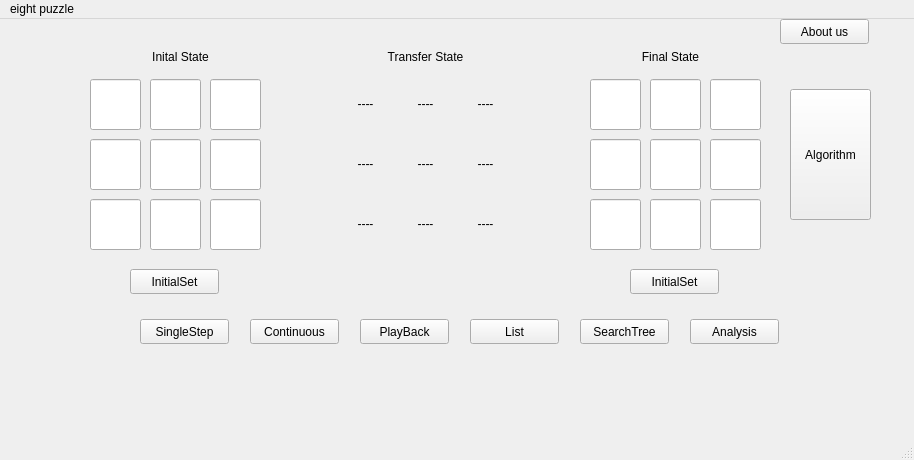
LeoDuhz/intro2ai_eight_puzzle, file eight_puzzle/mainwindow.ui: the form before one commit.
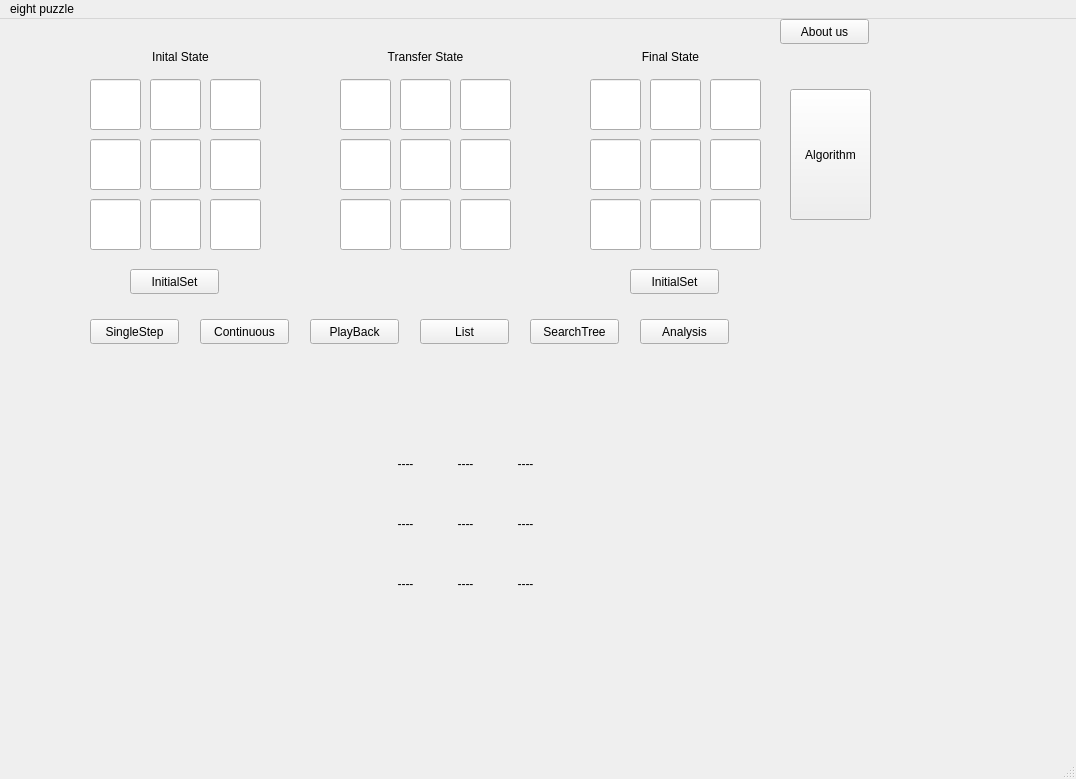
The form after the commit.

```diff
--- a/eight_puzzle/mainwindow.ui
+++ b/eight_puzzle/mainwindow.ui
@@ -6,8 +6,8 @@
    <rect>
     <x>0</x>
     <y>0</y>
-    <width>914</width>
-    <height>460</height>
+    <width>1076</width>
+    <height>779</height>
    </rect>
   </property>
   <property name="windowTitle">
@@ -344,8 +344,8 @@
    <widget class="QLabel" name="label_4">
     <property name="geometry">
      <rect>
-      <x>400</x>
-      <y>60</y>
+      <x>440</x>
+      <y>420</y>
       <width>51</width>
       <height>51</height>
      </rect>
@@ -357,8 +357,8 @@
    <widget class="QLabel" name="label_3">
     <property name="geometry">
      <rect>
-      <x>340</x>
-      <y>60</y>
+      <x>380</x>
+      <y>420</y>
       <width>51</width>
       <height>51</height>
      </rect>
@@ -370,8 +370,8 @@
    <widget class="QLabel" name="label_5">
     <property name="geometry">
      <rect>
-      <x>460</x>
-      <y>60</y>
+      <x>500</x>
+      <y>420</y>
       <width>51</width>
       <height>51</height>
      </rect>
@@ -383,8 +383,8 @@
    <widget class="QLabel" name="label_6">
     <property name="geometry">
      <rect>
-      <x>460</x>
-      <y>120</y>
+      <x>500</x>
+      <y>480</y>
       <width>51</width>
       <height>51</height>
      </rect>
@@ -396,8 +396,8 @@
    <widget class="QLabel" name="label_7">
     <property name="geometry">
      <rect>
-      <x>400</x>
-      <y>120</y>
+      <x>440</x>
+      <y>480</y>
       <width>51</width>
       <height>51</height>
      </rect>
@@ -409,8 +409,8 @@
    <widget class="QLabel" name="label_8">
     <property name="geometry">
      <rect>
-      <x>340</x>
-      <y>120</y>
+      <x>380</x>
+      <y>480</y>
       <width>51</width>
       <height>51</height>
      </rect>
@@ -422,8 +422,8 @@
    <widget class="QLabel" name="label_9">
     <property name="geometry">
      <rect>
-      <x>460</x>
-      <y>180</y>
+      <x>500</x>
+      <y>540</y>
       <width>51</width>
       <height>51</height>
      </rect>
@@ -435,8 +435,8 @@
    <widget class="QLabel" name="label_10">
     <property name="geometry">
      <rect>
-      <x>400</x>
-      <y>180</y>
+      <x>440</x>
+      <y>540</y>
       <width>51</width>
       <height>51</height>
      </rect>
@@ -448,8 +448,8 @@
    <widget class="QLabel" name="label_11">
     <property name="geometry">
      <rect>
-      <x>340</x>
-      <y>180</y>
+      <x>380</x>
+      <y>540</y>
       <width>51</width>
       <height>51</height>
      </rect>
@@ -461,7 +461,7 @@
    <widget class="QPushButton" name="pushButton">
     <property name="geometry">
      <rect>
-      <x>140</x>
+      <x>90</x>
       <y>300</y>
       <width>89</width>
       <height>25</height>
@@ -474,7 +474,7 @@
    <widget class="QPushButton" name="continuous">
     <property name="geometry">
      <rect>
-      <x>250</x>
+      <x>200</x>
       <y>300</y>
       <width>89</width>
       <height>25</height>
@@ -500,7 +500,7 @@
    <widget class="QPushButton" name="pushButton_4">
     <property name="geometry">
      <rect>
-      <x>360</x>
+      <x>310</x>
       <y>300</y>
       <width>89</width>
       <height>25</height>
@@ -513,7 +513,7 @@
    <widget class="QPushButton" name="pushButton_5">
     <property name="geometry">
      <rect>
-      <x>580</x>
+      <x>530</x>
       <y>300</y>
       <width>89</width>
       <height>25</height>
@@ -526,7 +526,7 @@
    <widget class="QPushButton" name="Analysis">
     <property name="geometry">
      <rect>
-      <x>690</x>
+      <x>640</x>
       <y>300</y>
       <width>89</width>
       <height>25</height>
@@ -539,7 +539,7 @@
    <widget class="QPushButton" name="pushButton_7">
     <property name="geometry">
      <rect>
-      <x>470</x>
+      <x>420</x>
       <y>300</y>
       <width>89</width>
       <height>25</height>
@@ -588,13 +588,157 @@
      <string>&lt;html&gt;&lt;head/&gt;&lt;body&gt;&lt;p align=&quot;center&quot;&gt;Transfer State&lt;/p&gt;&lt;/body&gt;&lt;/html&gt;</string>
     </property>
    </widget>
+   <widget class="QLineEdit" name="tran8">
+    <property name="geometry">
+     <rect>
+      <x>400</x>
+      <y>180</y>
+      <width>51</width>
+      <height>51</height>
+     </rect>
+    </property>
+    <property name="minimumSize">
+     <size>
+      <width>51</width>
+      <height>0</height>
+     </size>
+    </property>
+   </widget>
+   <widget class="QLineEdit" name="tran2">
+    <property name="geometry">
+     <rect>
+      <x>400</x>
+      <y>60</y>
+      <width>51</width>
+      <height>51</height>
+     </rect>
+    </property>
+    <property name="minimumSize">
+     <size>
+      <width>51</width>
+      <height>0</height>
+     </size>
+    </property>
+   </widget>
+   <widget class="QLineEdit" name="tran9">
+    <property name="geometry">
+     <rect>
+      <x>460</x>
+      <y>180</y>
+      <width>51</width>
+      <height>51</height>
+     </rect>
+    </property>
+    <property name="minimumSize">
+     <size>
+      <width>51</width>
+      <height>0</height>
+     </size>
+    </property>
+   </widget>
+   <widget class="QLineEdit" name="tran4">
+    <property name="geometry">
+     <rect>
+      <x>340</x>
+      <y>120</y>
+      <width>51</width>
+      <height>51</height>
+     </rect>
+    </property>
+    <property name="minimumSize">
+     <size>
+      <width>51</width>
+      <height>0</height>
+     </size>
+    </property>
+   </widget>
+   <widget class="QLineEdit" name="tran6">
+    <property name="geometry">
+     <rect>
+      <x>460</x>
+      <y>120</y>
+      <width>51</width>
+      <height>51</height>
+     </rect>
+    </property>
+    <property name="minimumSize">
+     <size>
+      <width>51</width>
+      <height>0</height>
+     </size>
+    </property>
+   </widget>
+   <widget class="QLineEdit" name="tran3">
+    <property name="geometry">
+     <rect>
+      <x>460</x>
+      <y>60</y>
+      <width>51</width>
+      <height>51</height>
+     </rect>
+    </property>
+    <property name="minimumSize">
+     <size>
+      <width>51</width>
+      <height>0</height>
+     </size>
+    </property>
+   </widget>
+   <widget class="QLineEdit" name="tran5">
+    <property name="geometry">
+     <rect>
+      <x>400</x>
+      <y>120</y>
+      <width>51</width>
+      <height>51</height>
+     </rect>
+    </property>
+    <property name="minimumSize">
+     <size>
+      <width>51</width>
+      <height>0</height>
+     </size>
+    </property>
+   </widget>
+   <widget class="QLineEdit" name="tran1">
+    <property name="geometry">
+     <rect>
+      <x>340</x>
+      <y>60</y>
+      <width>51</width>
+      <height>51</height>
+     </rect>
+    </property>
+    <property name="minimumSize">
+     <size>
+      <width>51</width>
+      <height>0</height>
+     </size>
+    </property>
+   </widget>
+   <widget class="QLineEdit" name="tran7">
+    <property name="geometry">
+     <rect>
+      <x>340</x>
+      <y>180</y>
+      <width>51</width>
+      <height>51</height>
+     </rect>
+    </property>
+    <property name="minimumSize">
+     <size>
+      <width>51</width>
+      <height>0</height>
+     </size>
+    </property>
+   </widget>
   </widget>
   <widget class="QMenuBar" name="menubar">
    <property name="geometry">
     <rect>
      <x>0</x>
      <y>0</y>
-     <width>914</width>
+     <width>1076</width>
      <height>22</height>
     </rect>
    </property>
```
